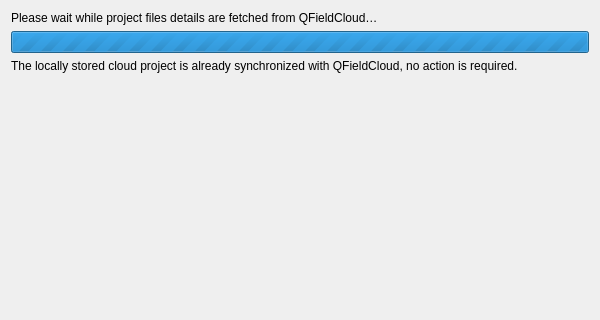
Before: the Qt Designer form qfieldsync/ui/cloud_transfer_dialog.ui in opengisch/qfieldsync, drawn with Qt 5; both pictures show x 0 to 600 and y 0 to 320 of the 600 by 570 pixel window.
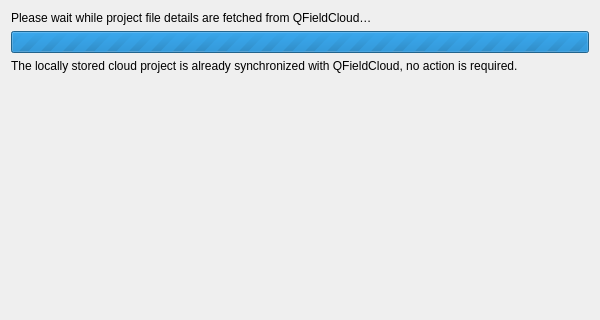
After: the same form once the commit is applied. The open tabs and pages were chosen to show the change. Icons and pictures are not drawn.

What changed in the file:
```diff
--- a/qfieldsync/ui/cloud_transfer_dialog.ui
+++ b/qfieldsync/ui/cloud_transfer_dialog.ui
@@ -36,7 +36,7 @@
        <item>
         <widget class="QLabel" name="projectFilesLabel">
          <property name="text">
-          <string>Please wait while project files details are fetched from QFieldCloud…</string>
+          <string>Please wait while project file details are fetched from QFieldCloud…</string>
          </property>
          <property name="wordWrap">
           <bool>true</bool>
```
